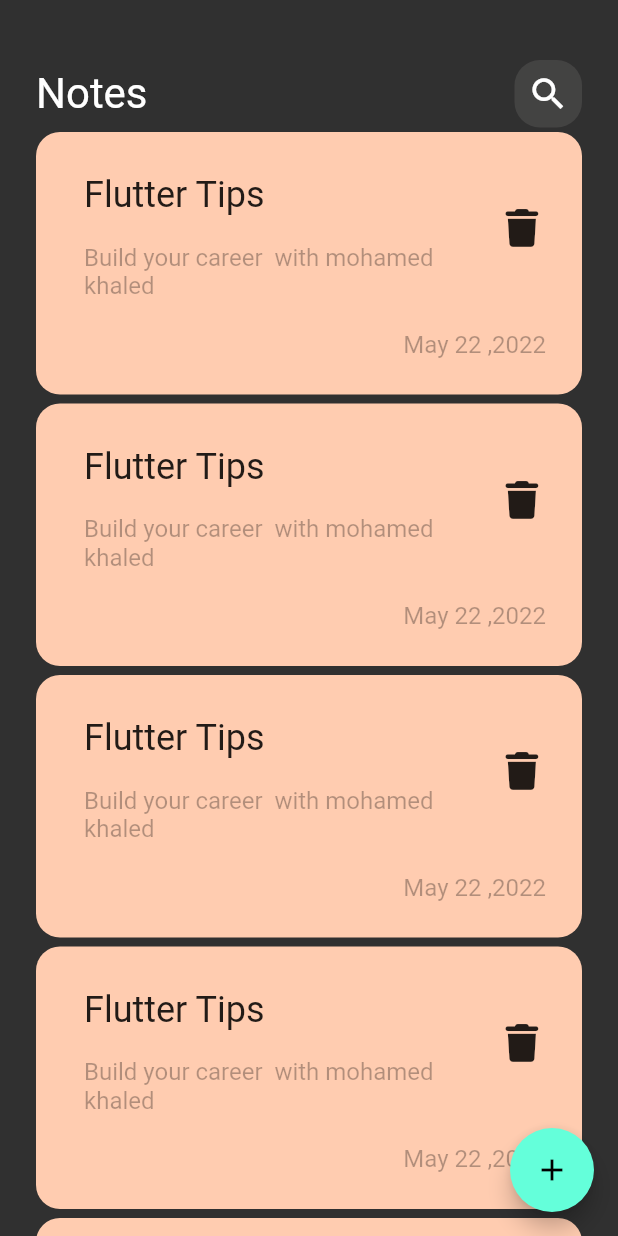
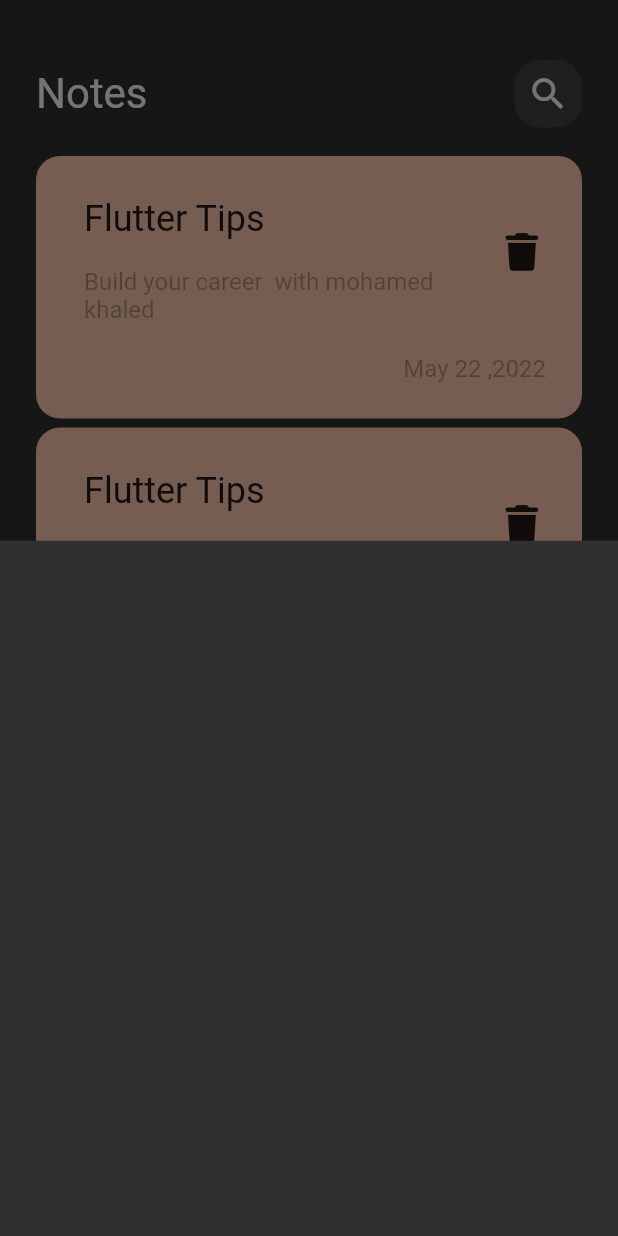
Before and after one commit to mohamedharb2435/notes_app, a Flutter app: the screen it shows after launch, after a tap on the "add" icon, on a phone screen of 412 x 824 dp. Run offline on Flutter 3.47's test engine with Material 2 defaults, Android fonts, the phone set to English and light mode, and no system bars; our stand-ins replace font_awesome_flutter.

Commit message:
show modal bottom sheet

```diff
--- a/lib/views/notes_view.dart
+++ b/lib/views/notes_view.dart
@@ -1,4 +1,5 @@
 import 'package:flutter/material.dart';
+import 'package:notes/views/widget/add_note_bottom_sheet.dart';
 import 'package:notes/views/widget/note_view_body.dart';
 
 class NotesView extends StatelessWidget {
@@ -9,6 +10,12 @@ class NotesView extends StatelessWidget {
     return  Scaffold(
       floatingActionButton: FloatingActionButton(
         onPressed: (){
+          showModalBottomSheet(
+              context: context,
+              builder: (context){
+          return  const AddNoteBottomSheet();
+              }
+          );
         },
         child:const Icon(Icons.add),
       ),
--- /dev/null
+++ b/lib/views/widget/add_note_bottom_sheet.dart
@@ -0,0 +1,10 @@
+import 'package:flutter/cupertino.dart';
+
+class AddNoteBottomSheet extends StatelessWidget {
+  const AddNoteBottomSheet({Key? key}) : super(key: key);
+
+  @override
+  Widget build(BuildContext context) {
+    return Container();
+  }
+}
--- a/lib/views/widget/notes_list_view.dart
+++ b/lib/views/widget/notes_list_view.dart
@@ -7,11 +7,16 @@ class NotesListView extends StatelessWidget {
 
   @override
   Widget build(BuildContext context) {
-    return ListView.builder(itemBuilder: (context ,index){
-      return const Padding(
-        padding:  EdgeInsets.symmetric(vertical: 3),
-        child:  NoteItem(),
-      );
-    });
+    return Padding(
+      padding: const EdgeInsets.symmetric(vertical: 16),
+      child: ListView.builder(
+          padding: EdgeInsets.zero,
+          itemBuilder: (context ,index){
+        return const Padding(
+          padding:  EdgeInsets.symmetric(vertical: 3),
+          child:  NoteItem(),
+        );
+      }),
+    );
   }
 }
```
